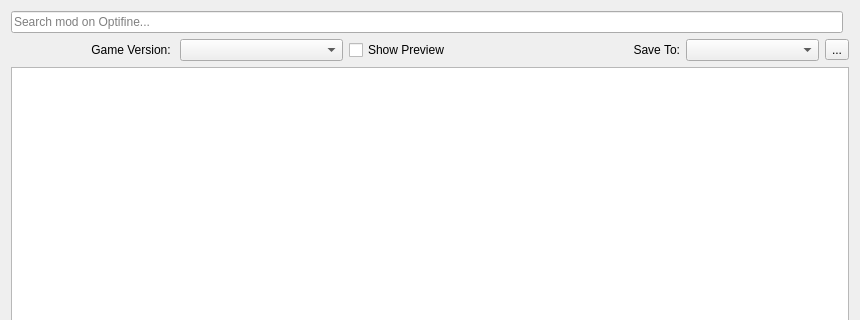
Qt form src/ui/optifine/optifinemodbrowser.ui (kaniol-lck/modmanager) before a commit; both pictures show x 0 to 860 and y 0 to 320 of the 860 by 587 pixel window.
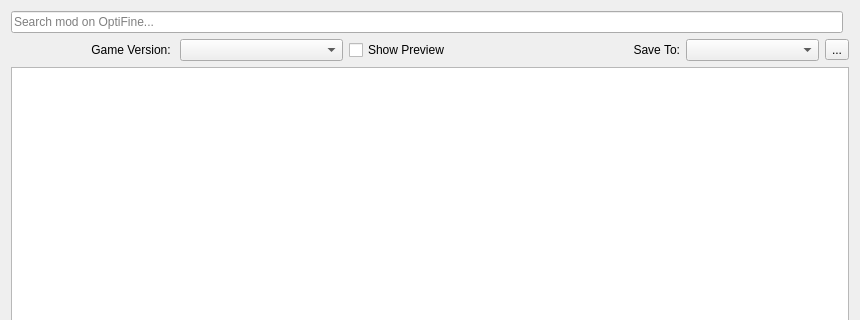
The same form after that commit. Icons and pictures are not drawn.

Commit message: support optifine mod download

What changed in the file:
```diff
--- a/src/ui/optifine/optifinemodbrowser.ui
+++ b/src/ui/optifine/optifinemodbrowser.ui
@@ -17,7 +17,7 @@
    <item row="0" column="0">
     <widget class="QLineEdit" name="searchText">
      <property name="placeholderText">
-      <string>Search mod on Optifine...</string>
+      <string>Search mod on OptiFine...</string>
      </property>
      <property name="clearButtonEnabled">
       <bool>true</bool>
```
The commit also changes 15 other files.
